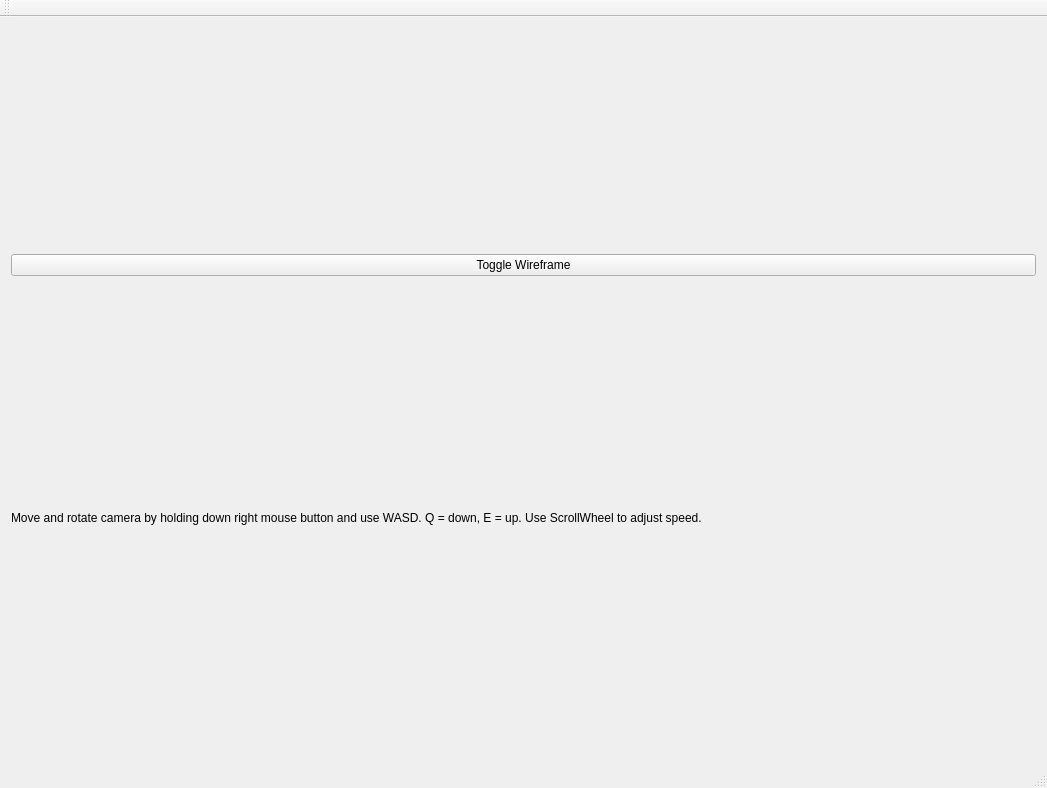
Before: the Qt Designer form mainwindow.ui in FredrikEik/Game_Engine_Architecture, drawn with Qt 5.
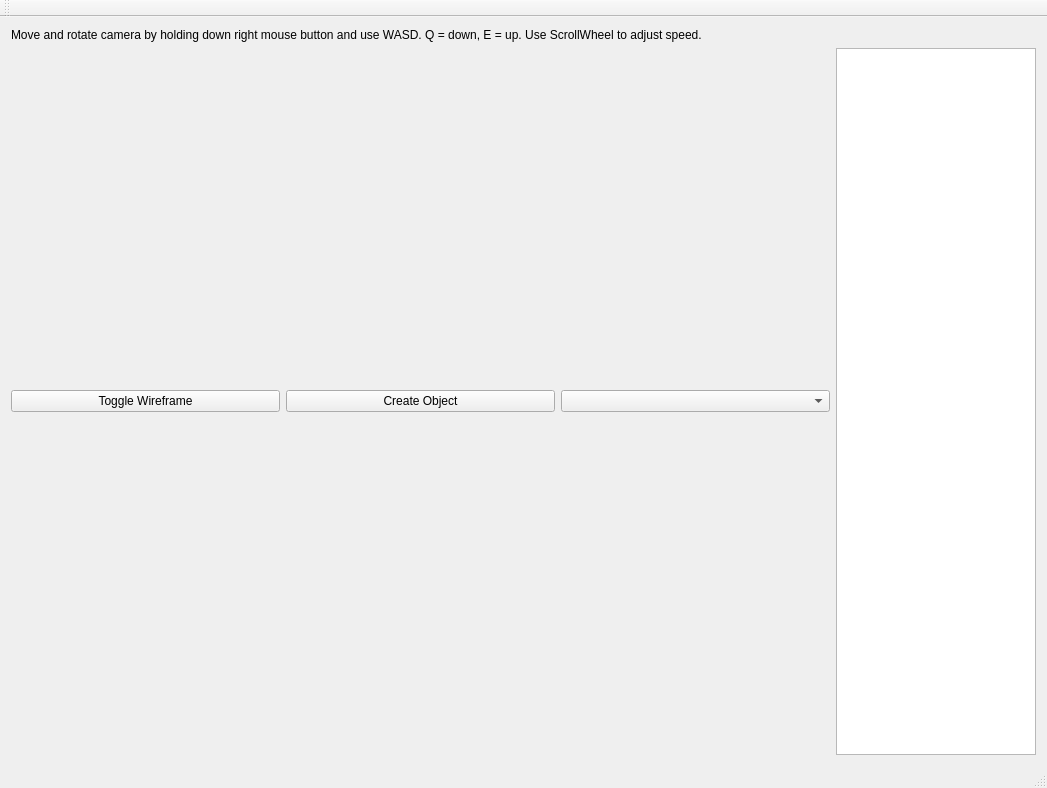
After: the same form once the commit is applied.

What changed in the file:
```diff
--- a/mainwindow.ui
+++ b/mainwindow.ui
@@ -15,16 +15,6 @@
   </property>
   <widget class="QWidget" name="centralWidget">
    <layout class="QVBoxLayout" name="verticalLayout">
-    <item>
-     <widget class="QPushButton" name="pushButton">
-      <property name="text">
-       <string>Toggle Wireframe</string>
-      </property>
-      <property name="checkable">
-       <bool>true</bool>
-      </property>
-     </widget>
-    </item>
     <item>
      <widget class="QLabel" name="label">
       <property name="sizePolicy">
@@ -45,7 +35,49 @@
      </widget>
     </item>
     <item>
-     <layout class="QVBoxLayout" name="OpenGLLayout"/>
+     <layout class="QHBoxLayout" name="horizontalLayout_3">
+      <item>
+       <layout class="QVBoxLayout" name="verticalLayout_3">
+        <item>
+         <layout class="QHBoxLayout" name="horizontalLayout">
+          <item>
+           <widget class="QPushButton" name="pushButton">
+            <property name="text">
+             <string>Toggle Wireframe</string>
+            </property>
+            <property name="checkable">
+             <bool>true</bool>
+            </property>
+           </widget>
+          </item>
+          <item>
+           <widget class="QPushButton" name="CreateObject">
+            <property name="text">
+             <string>Create Object</string>
+            </property>
+           </widget>
+          </item>
+          <item>
+           <widget class="QComboBox" name="createDropDownBox"/>
+          </item>
+         </layout>
+        </item>
+        <item>
+         <layout class="QVBoxLayout" name="OpenGLLayout"/>
+        </item>
+       </layout>
+      </item>
+      <item>
+       <widget class="QListWidget" name="listWidget">
+        <property name="maximumSize">
+         <size>
+          <width>200</width>
+          <height>10000</height>
+         </size>
+        </property>
+       </widget>
+      </item>
+     </layout>
     </item>
    </layout>
   </widget>
```
Left out of the diff: 2 changed lines with no effect on the pictures.
